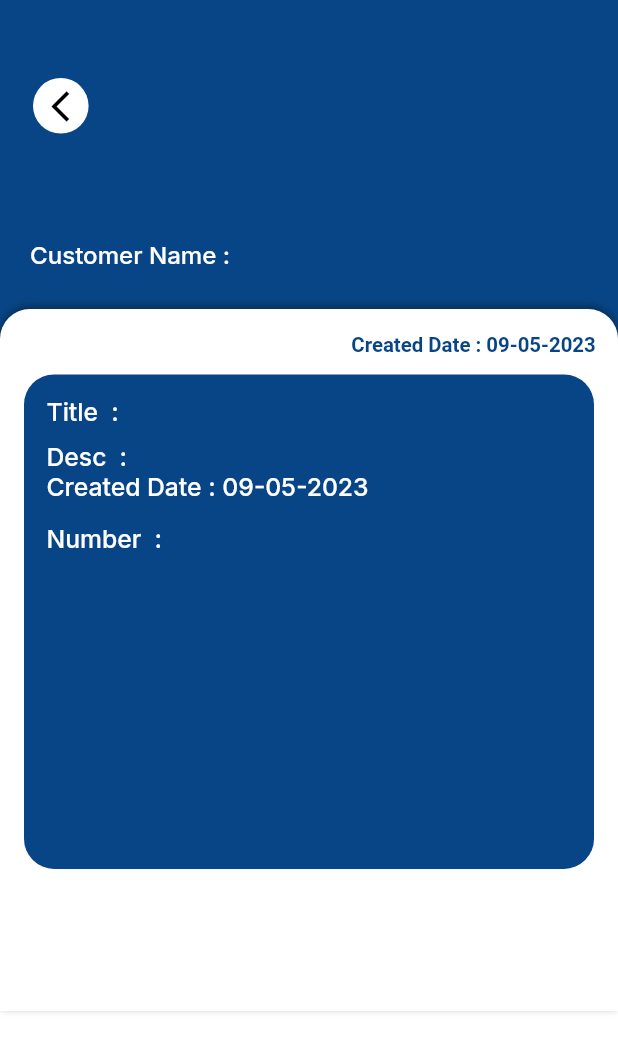
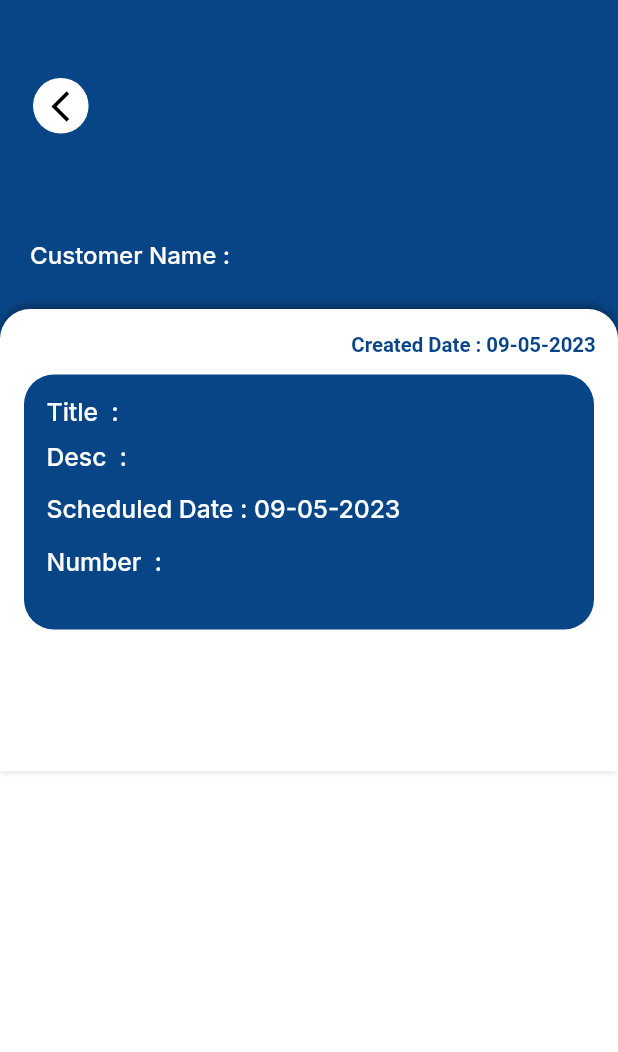
Before and after one commit to fayiz189/oyyo_maintence_app, a Flutter app: the ComplaintsViewPage screen opened directly with empty values, on a phone screen of 412 x 824 dp. Shown: the top 1052 px of the screen. Run offline on Flutter 3.47's test engine with Material 2 defaults, Android fonts, the phone set to English and light mode, and no system bars; our stand-ins replace animated_custom_dropdown, cloud_firestore, firebase_core, firebase_storage, flutter_bounce, flutter_svg and 4 more; missing offline and left inert: easy_image_viewer, image_viewer; accounts and stored records are empty; Roboto replaces fonts that are missing (Outfit); project files that could hold a hidden picture were left out.

```diff
--- a/lib/Navpages/complaint.dart
+++ b/lib/Navpages/complaint.dart
@@ -396,7 +396,7 @@ class _ComplaintsViewPageState extends State<ComplaintsViewPage> {
                                             CrossAxisAlignment.start,
                                         children: [
                                           Container(
-                                            height: w*0.8,
+                                            // height: w*0.8,
                                             width: double.infinity,
                                             decoration: BoxDecoration(
                                                 borderRadius:
@@ -435,11 +435,14 @@ class _ComplaintsViewPageState extends State<ComplaintsViewPage> {
                                                       ),
                                                     ],
                                                   ),
+                                                  SizedBox(
+                                                    height: 15,
+                                                  ),
                                                   Row(
                                                     children: [
                                                       Text(
-                                                        'Created Date : ${DateFormat('dd-MM-yyyy').format(
-                                                            data['createdDate'].toDate()).toString()}',
+                                                        'Scheduled Date : ${DateFormat('dd-MM-yyyy').format(
+                                                            data['scheduledDate'].toDate()).toString()}',
                                                         style: GoogleFonts.inter(
                                                             color: Colors.white,
                                                             fontWeight:
@@ -473,11 +476,19 @@ class _ComplaintsViewPageState extends State<ComplaintsViewPage> {
                                                   Wrap(
                                                     children: [
                                                       Container(
-                                                        height: w*0.27,
+                                                        // height: w*0.27,
                                                         width: w*0.8,
-                                                        child: ListView.builder(
-                                                          scrollDirection:
-                                                              Axis.horizontal,
+                                                        child: GridView.builder(
+                                                          physics: NeverScrollableScrollPhysics(),
+                                                          shrinkWrap: true,
+                                                          gridDelegate: SliverGridDelegateWithFixedCrossAxisCount(
+                                                            crossAxisCount: 3,
+                                                            childAspectRatio: 0.8,
+                                                           crossAxisSpacing: 7,
+                                                            mainAxisSpacing: 8
+                                                          ),
+                                                          // scrollDirection:
+                                                          //     Axis.horizontal,
                                                           itemCount:
                                                               data['images']
                                                                   .length,
@@ -488,13 +499,14 @@ class _ComplaintsViewPageState extends State<ComplaintsViewPage> {
                                                                   const EdgeInsets
                                                                       .all(8.0),
                                                               child: Container(
-                                                                height: w*0.02,
-                                                                width:w*0.4,
-                                                                 // decoration: BoxDecoration(borderRadius:BorderRadius.circular(20),),
+                                                                 color: Colors.grey.shade600,
+                                                                // height: w*0.05,
+                                                                // width:w*0.8,
+                                                                //   decoration: BoxDecoration(borderRadius:BorderRadius.circular(20),),
                                                                 child: InkWell(
                                                                   child: Image.network(
                                                                       data['images']
-                                                                          [index], fit: BoxFit.fitWidth,),
+                                                                          [index], fit: BoxFit.fill,),
                                                                   onTap: () {
 
                                                                     final img = data['images'][index];
@@ -548,14 +560,20 @@ class _ComplaintsViewPageState extends State<ComplaintsViewPage> {
                                           SizedBox(height: w*0.03,),
 
                                       data['reRequest'] == true || data['status'] == 4  ? Container(
-                                            height: w*0.38,
+                                            height: w*0.4,
                                             width: w*0.8,
                                             decoration: BoxDecoration(
                                                 color: mainColor,
                                                 borderRadius:
                                                 BorderRadius.circular(
                                                     12)),
-                                            child: ListView.builder(
+                                            child: GridView.builder(
+                                              gridDelegate:SliverGridDelegateWithFixedCrossAxisCount(
+                                                  crossAxisCount: 2,
+                                                  childAspectRatio: 0.9,
+                                                  crossAxisSpacing: 6,
+                                                  mainAxisSpacing: 8
+                                              ) ,
                                                 scrollDirection:
                                                 Axis.horizontal,
                                                 shrinkWrap: true,
@@ -563,14 +581,16 @@ class _ComplaintsViewPageState extends State<ComplaintsViewPage> {
                                                 data['workerImage'].length,
                                                 itemBuilder:
                                                     (context, index) =>
-                                                    Container(
-                                                      height: w*0.1,
-                                                      width: w*0.3,
+                                                    Padding(
+                                                      padding: const EdgeInsets.all(8.0),
+                                                      child: Container(
+                                                        // color: Colors.grey.shade600,
+                                                        // height: w*0.1,
+                                                        // width: w*0.3,
                                                         child: InkWell(
                                                           child: Image.network(
                                                               data['workerImage'][
                                                               index],fit: BoxFit.contain),
-
                                                           onTap: () {
                                                             final img = data['workerImage'][index];
 
@@ -588,6 +608,7 @@ class _ComplaintsViewPageState extends State<ComplaintsViewPage> {
                                                             // showImageViewerPager(context, multiImageProvider,
                                                             //     swipeDismissible: true, doubleTapZoomable: true);
                                                           },
+                                                        ),
                                                       ),
                                                     )),
                                           ) :SizedBox(),
```
Also changed, not shown: lib/Loging/spashscreen.dart (+26 -3 lines). Lines whose indentation alone changed are shown as unchanged.
